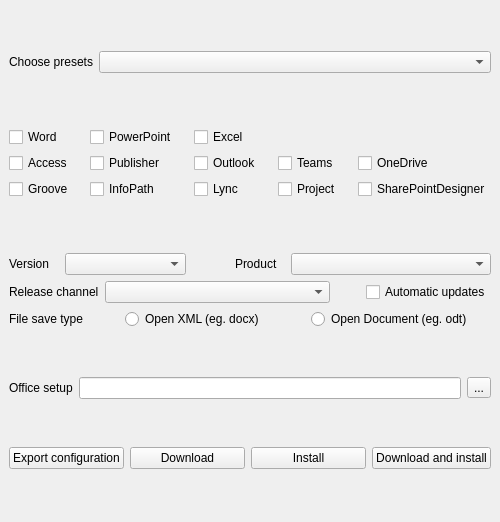
Qt form src/installer.ui (Fantazzj/MS-office-installer-Qt) before a commit.
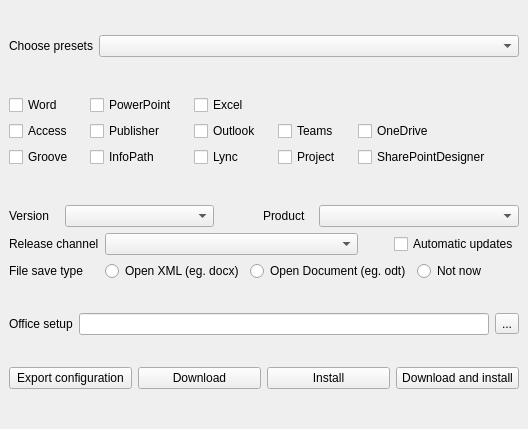
The same form after that commit.

What changed in the file:
```diff
--- a/src/installer.ui
+++ b/src/installer.ui
@@ -6,8 +6,8 @@
    <rect>
     <x>0</x>
     <y>0</y>
-    <width>481</width>
-    <height>522</height>
+    <width>528</width>
+    <height>429</height>
    </rect>
   </property>
   <property name="windowTitle">
@@ -381,9 +381,15 @@
        <layout class="QHBoxLayout" name="horizontalLayout_7">
         <item>
          <widget class="QLabel" name="label_6">
+          <property name="sizePolicy">
+           <sizepolicy hsizetype="MinimumExpanding" vsizetype="Preferred">
+            <horstretch>0</horstretch>
+            <verstretch>0</verstretch>
+           </sizepolicy>
+          </property>
           <property name="maximumSize">
            <size>
-            <width>110</width>
+            <width>90</width>
             <height>16777215</height>
            </size>
           </property>
@@ -394,6 +400,12 @@
         </item>
         <item>
          <widget class="QRadioButton" name="radioButtonOpenXml">
+          <property name="sizePolicy">
+           <sizepolicy hsizetype="MinimumExpanding" vsizetype="Fixed">
+            <horstretch>0</horstretch>
+            <verstretch>0</verstretch>
+           </sizepolicy>
+          </property>
           <property name="text">
            <string>Open XML (eg. docx)</string>
           </property>
@@ -401,11 +413,30 @@
         </item>
         <item>
          <widget class="QRadioButton" name="radioButtonOpenDocument">
+          <property name="sizePolicy">
+           <sizepolicy hsizetype="MinimumExpanding" vsizetype="Fixed">
+            <horstretch>0</horstretch>
+            <verstretch>0</verstretch>
+           </sizepolicy>
+          </property>
           <property name="text">
            <string>Open Document (eg. odt)</string>
           </property>
          </widget>
         </item>
+        <item>
+         <widget class="QRadioButton" name="radioButton">
+          <property name="sizePolicy">
+           <sizepolicy hsizetype="MinimumExpanding" vsizetype="Fixed">
+            <horstretch>0</horstretch>
+            <verstretch>0</verstretch>
+           </sizepolicy>
+          </property>
+          <property name="text">
+           <string>Not now</string>
+          </property>
+         </widget>
+        </item>
        </layout>
       </item>
      </layout>
```
